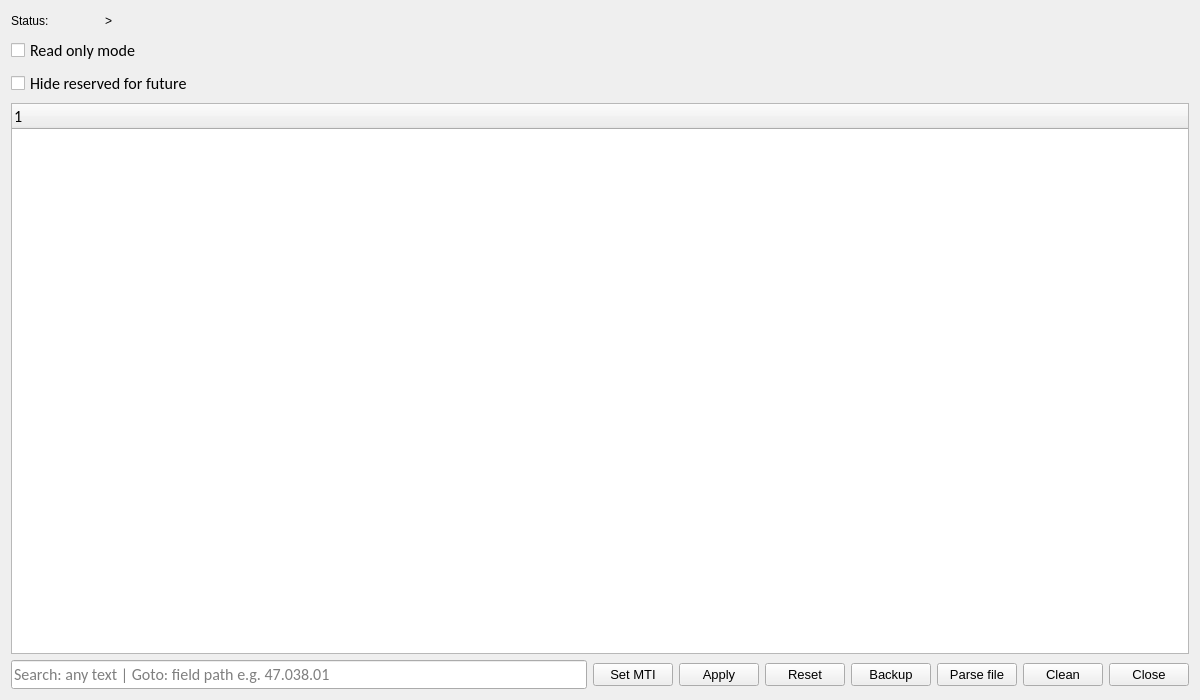
First picture: the form in common/gui/forms/spec.ui, repository FedorIvanov37/sv-terminal, before the edit.
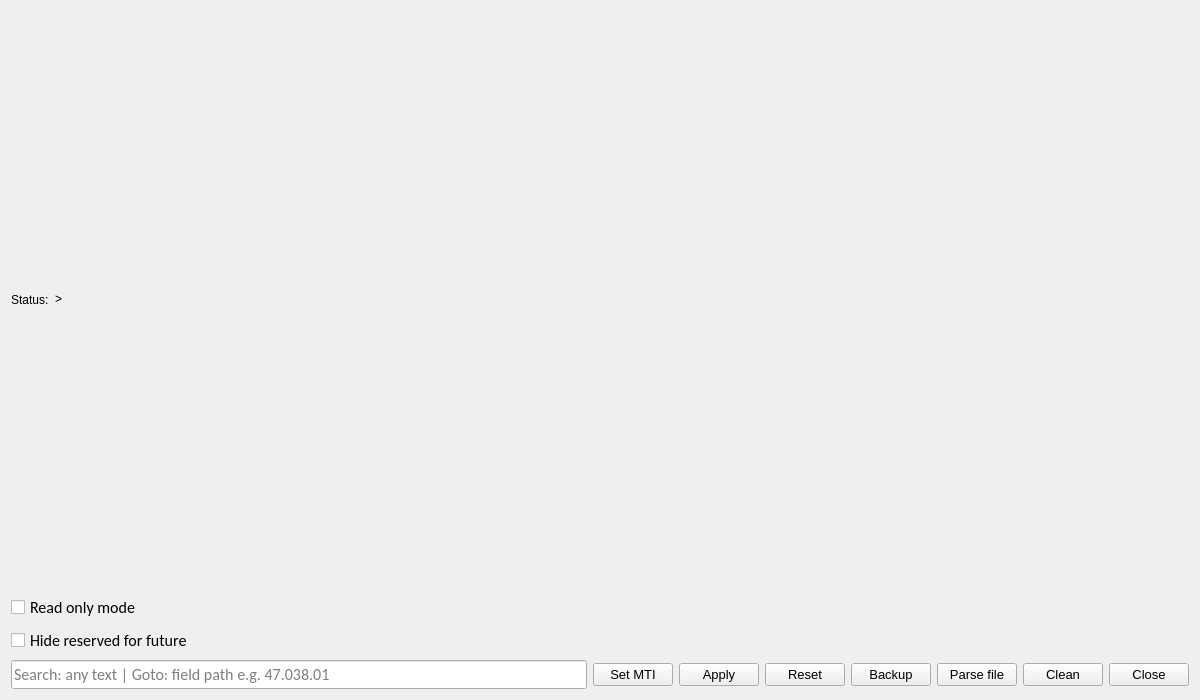
Second picture: the form after the edit.

```diff
--- a/common/gui/forms/spec.ui
+++ b/common/gui/forms/spec.ui
@@ -33,6 +33,8 @@
   </property>
   <layout class="QGridLayout" name="gridLayout">
    <item row="0" column="0">
+    <layout class="QHBoxLayout" name="horizontalLayout_4">
+     <item>
     <layout class="QHBoxLayout" name="horizontalLayout_3">
      <item>
       <widget class="QLabel" name="label">
@@ -53,7 +55,7 @@
      </item>
     </layout>
    </item>
-   <item row="0" column="1">
+     <item>
     <spacer name="horizontalSpacer_3">
      <property name="orientation">
       <enum>Qt::Horizontal</enum>
@@ -66,6 +68,8 @@
      </property>
     </spacer>
    </item>
+    </layout>
+   </item>
    <item row="1" column="0">
     <widget class="QCheckBox" name="CheckBoxReadOnly">
      <property name="font">
@@ -98,38 +102,8 @@
      </property>
     </widget>
    </item>
-   <item row="3" column="0" colspan="2">
-    <widget class="QTreeWidget" name="SpecTree">
-     <property name="font">
-      <font>
-       <family>Calibri</family>
-       <pointsize>12</pointsize>
-      </font>
-     </property>
-     <property name="editTriggers">
-      <set>QAbstractItemView::NoEditTriggers</set>
-     </property>
-     <property name="dragEnabled">
-      <bool>true</bool>
-     </property>
-     <property name="dragDropOverwriteMode">
-      <bool>true</bool>
-     </property>
-     <property name="alternatingRowColors">
-      <bool>true</bool>
-     </property>
-     <property name="animated">
-      <bool>true</bool>
-     </property>
-     <property name="allColumnsShowFocus">
-      <bool>true</bool>
-     </property>
-     <column>
-      <property name="text">
-       <string notr="true">1</string>
-      </property>
-     </column>
-    </widget>
+   <item row="3" column="0">
+    <layout class="QVBoxLayout" name="SpecTreeLayout"/>
    </item>
    <item row="4" column="0" colspan="2">
     <layout class="QHBoxLayout" name="horizontalLayout_2">
```
Left out of the diff: 2 changed lines with no effect on the pictures. Lines whose indentation alone changed are shown as unchanged.
